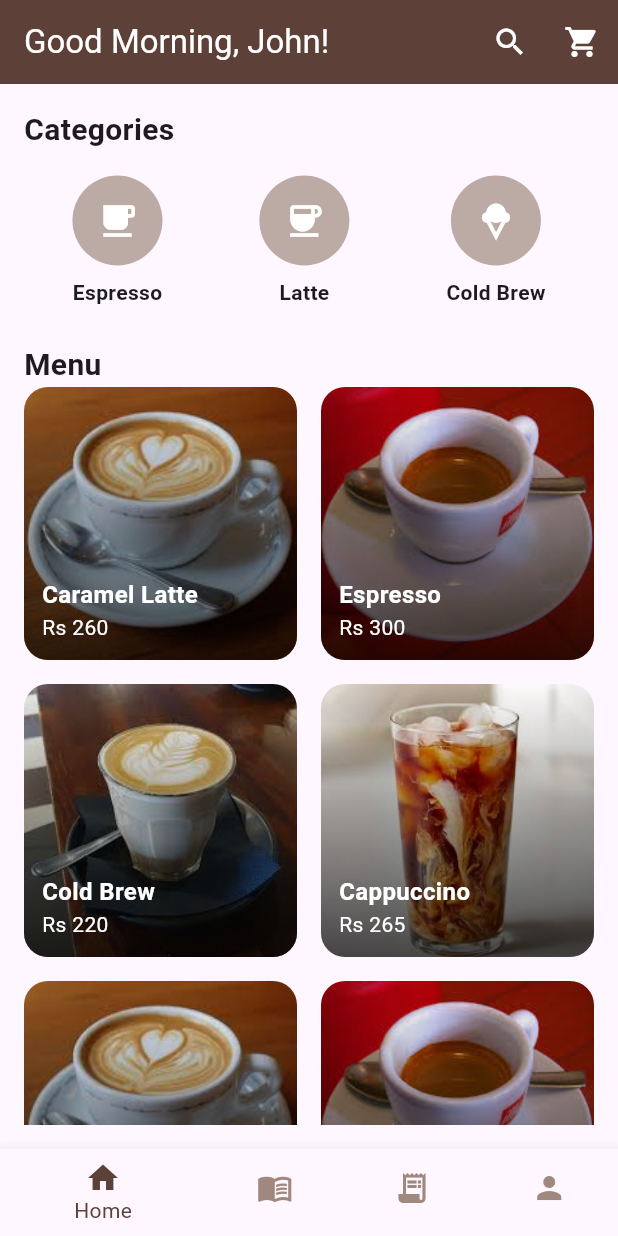
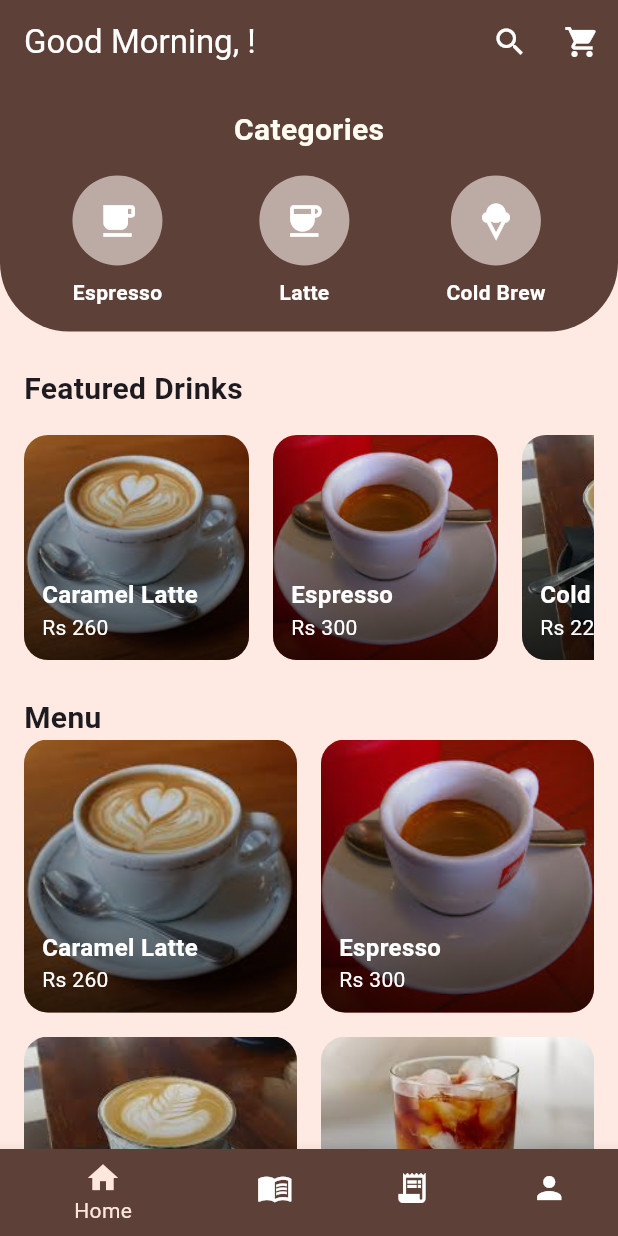
Before and after one commit to RishiMehtaa/coffeeshop, a Flutter app: the CoffeeShopHomeScreen screen opened directly, on a phone screen of 412 x 824 dp. Run offline on Flutter 3.47's test engine with Material 3 defaults, Android fonts, the phone set to English and light mode, and no system bars; our stand-ins replace firebase_auth, firebase_core; accounts and stored records are empty.

Commit message:
ui changes

```diff
--- a/lib/home.dart
+++ b/lib/home.dart
@@ -1,6 +1,7 @@
 import 'package:flutter/material.dart';
 import 'package:coffeeshop/login.dart';
-
+import 'package:firebase_auth/firebase_auth.dart';
+import 'signup.dart';
 
 
 
@@ -10,7 +11,7 @@ class MyApp extends StatelessWidget {
     return MaterialApp(
       debugShowCheckedModeBanner: false,
       title: 'Coffee Shop',
-      darkTheme: ThemeData(brightness: Brightness.dark),
+      // darkTheme: ThemeData(brightness: Brightness.dark),
       // home: CoffeeShopHomeScreen(),
       home: LoginPage(),
 
@@ -18,14 +19,19 @@ class MyApp extends StatelessWidget {
   }
 }
 
+// void getusername()
+// {
+//    User? user = FirebaseAuth.instance.currentUser;
+// }
 class CoffeeShopHomeScreen extends StatelessWidget {
   @override
   Widget build(BuildContext context) {
     return Scaffold(
+      backgroundColor:  const Color.fromARGB(255, 255, 233, 227),
       appBar: AppBar(
         backgroundColor: Colors.brown[700],
         elevation: 0,
-        title: Text('Good Morning, John!', style: TextStyle(color: Colors.white),),
+        title: Text('Good Morning, !', style: TextStyle(color: Colors.white),),
         actions: [
           IconButton(
             icon: Icon(Icons.search),
@@ -39,38 +45,26 @@ class CoffeeShopHomeScreen extends StatelessWidget {
           ),
         ],
       ),
-      body: Padding(
-        padding: const EdgeInsets.all(16.0),
-        child:Column(
+      body:
+        Padding(
+          padding: const EdgeInsets.all(0),
+          child:
+          Column(
             crossAxisAlignment: CrossAxisAlignment.start,
             children: [
               // Featured Section
-            // Text(
-            //   'Featured Drinks',
-            //   style: TextStyle(
-            //     fontSize: 20,
-            //     fontWeight: FontWeight.bold,
-            //   ),
-            // ),
-            // SizedBox(height: 16),
-            // Container(
-            //   height: 150,
-            //   child: ListView(
-            //     scrollDirection: Axis.horizontal,
-            //     children: [
-            //       featuredItem('img/coffee1.jpeg', 'Caramel Latte', 'Rs 260'),
-            //       featuredItem('img/coffee2.jpeg', 'Espresso', 'Rs 300'),
-            //       featuredItem('img/coffee3.jpeg', 'Cold Brew', 'Rs 220'),
-            //     ],
-            //   ),
-            // ),
-            // SizedBox(height: 24),
               // Categories Section
+              Container(
+                padding: EdgeInsets.all(16),
+                decoration: BoxDecoration(color:  Colors.brown[700],borderRadius:BorderRadius.only(bottomLeft: Radius.circular(46),bottomRight: Radius.circular(46))),
+                child: Column(
+                  children:[
                     Text(
                       'Categories',
                       style: TextStyle(
                         fontSize: 20,
                         fontWeight: FontWeight.bold,
+                        color: Color.fromARGB(255, 255, 252, 242)
                       ),
                     ),
                     SizedBox(height: 16),
@@ -81,18 +75,55 @@ class CoffeeShopHomeScreen extends StatelessWidget {
                         categoryItem('Latte', Icons.coffee),
                         categoryItem('Cold Brew', Icons.icecream),
                       ],
+                    )
+                  ]
+                )
               ),
               SizedBox(height: 24),
+               Container(
+                padding: EdgeInsets.only(left: 16),
+               child: Text(
+                'Featured Drinks',
+                style: TextStyle(
+                  fontSize: 20,
+                  fontWeight: FontWeight.bold,
+                ),
+              )),
+              SizedBox(height: 16),
+              Container(
+                padding: EdgeInsets.only(left: 16,right: 16),
+                height: 150,
+                child: ListView(
+                  scrollDirection: Axis.horizontal,
+                  children: [
+                    featuredItem('img/coffee1.jpeg', 'Caramel Latte', 'Rs 260'),
+                    featuredItem('img/coffee2.jpeg', 'Espresso', 'Rs 300'),
+                    featuredItem('img/coffee3.jpeg', 'Cold Brew', 'Rs 220'),
+                  ],
+                ),
+              ),
+              SizedBox(height: 24),
+
               // Menu Section
-            Text(
+              // Container(
+              //   padding: EdgeInsets.all(16),
+              //   child:
+              //   Column(
+              //     children: [
+                    Container(
+                      padding: EdgeInsets.only(left: 16),
+                      child: Text(
                               'Menu',
                               style: TextStyle(
                                 fontSize: 20,
                                 fontWeight: FontWeight.bold,
                               ),
+                            )
                     ),
                     Expanded(
-              child: GridView.count(
+                      child:
+                      GridView.count(
+                        padding: EdgeInsets.only(left: 16,right: 16),
                         crossAxisCount: 2,
                         crossAxisSpacing: 16,
                         mainAxisSpacing: 16,
@@ -109,12 +140,18 @@ class CoffeeShopHomeScreen extends StatelessWidget {
                         ],
                       ),
                     ),
+
+
+
+
             ],
           ),
       ),
       bottomNavigationBar: BottomNavigationBar(
+        // backgroundColor: const Color.fromARGB(255, 44, 39, 37),
         items: [
           BottomNavigationBarItem(
+            backgroundColor: Colors.brown[700],
             icon: Icon(Icons.home),
             label: 'Home',
           ),
@@ -131,8 +168,8 @@ class CoffeeShopHomeScreen extends StatelessWidget {
             label: 'Profile',
           ),
         ],
-        selectedItemColor: Colors.brown[700],
-        unselectedItemColor: Colors.brown[300],
+        selectedItemColor: const Color.fromARGB(255, 255, 231, 222),
+        unselectedItemColor: Color.fromARGB(255, 255, 255, 255),
       ),
 
     );
@@ -198,7 +235,7 @@ class CoffeeShopHomeScreen extends StatelessWidget {
         SizedBox(height: 8),
         Text(
           title,
-          style: TextStyle(fontSize: 14, fontWeight: FontWeight.bold),
+          style: TextStyle(fontSize: 14, fontWeight: FontWeight.bold,color:  const Color.fromARGB(255, 255, 255, 255)),
         ),
       ],
     );
--- a/lib/main.dart
+++ b/lib/main.dart
@@ -7,3 +7,9 @@ void main() async{
   await Firebase.initializeApp();
   runApp(MyApp());
 }
+
+// void main() {
+//   // WidgetsFlutterBinding.ensureInitialized();
+//   // await Firebase.initializeApp();
+//   runApp(MyApp());
+// }
```
Also changed, not shown: lib/login.dart (+5 -5 lines), lib/signup.dart (+4 -3 lines), 4 other files. Lines whose indentation alone changed are shown as unchanged.
